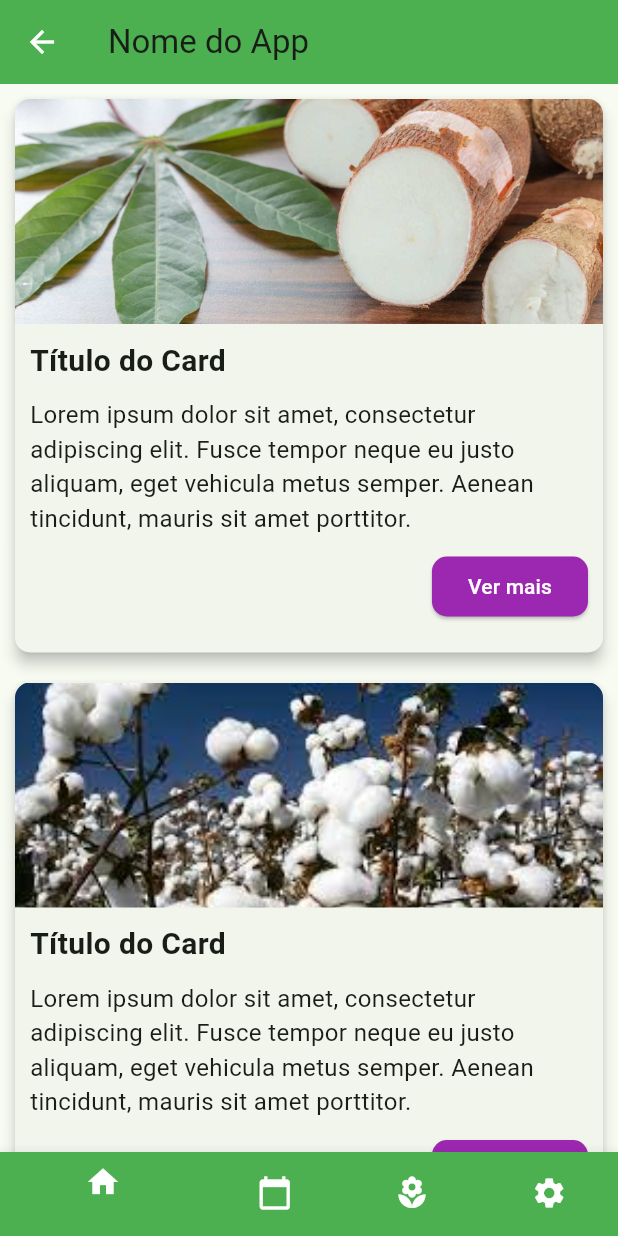
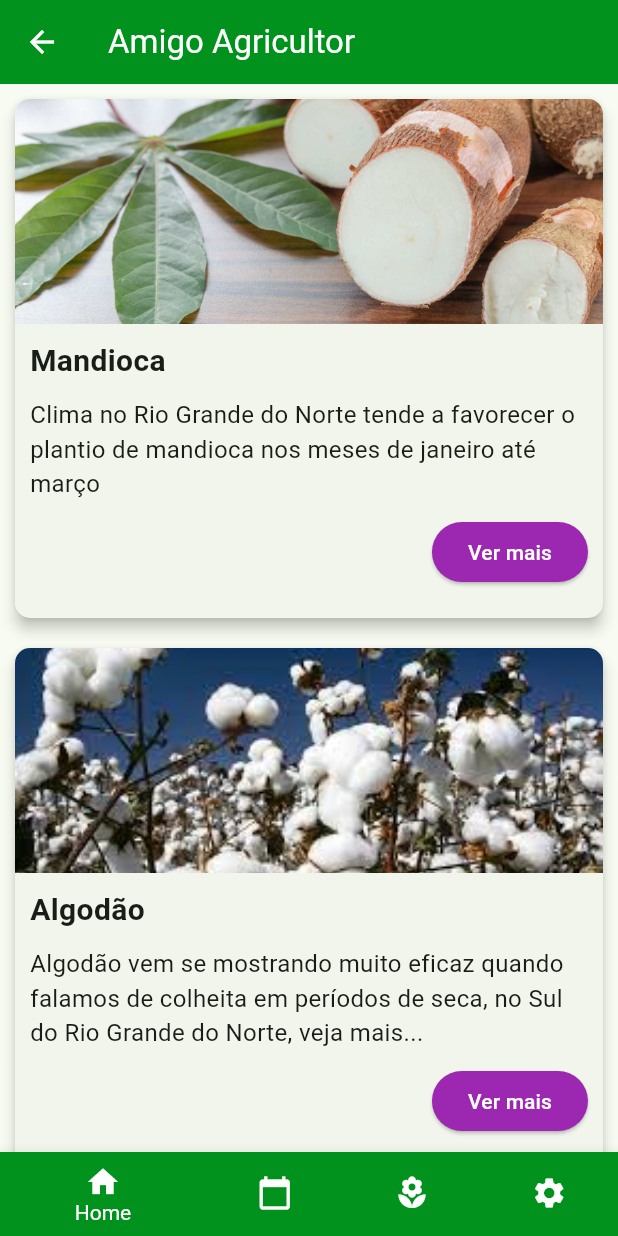
Before and after one commit to Israel-Silvestre/saar, a Flutter app: the HomePage screen opened directly, on a phone screen of 412 x 824 dp. Run offline on Flutter 3.47's test engine with Material 2 defaults, Android fonts, the phone set to English and light mode, and no system bars.

Commit message:
Mudança na App bar e nas cores do app Cards com construtor e requisição de parâmetros Corretos

```diff
--- a/lib/Pages/Fragments/custom_card_widget.dart
+++ b/lib/Pages/Fragments/custom_card_widget.dart
@@ -2,8 +2,10 @@ import 'package:flutter/material.dart';
 
 class CustomCardWidget extends StatelessWidget {
   final String imagePath; // Parâmetro para o caminho da imagem
+  final String Title;
+  final String Description;
 
-  CustomCardWidget({required this.imagePath});
+  CustomCardWidget({required this.imagePath, required this.Title, required this.Description});
 
   @override
   Widget build(BuildContext context) {
@@ -31,24 +33,22 @@ class CustomCardWidget extends StatelessWidget {
             ),
           ),
           // Espaço para o título
-          const Padding(
+           Padding(
             padding: EdgeInsets.all(10),
             child: Text(
-              'Título do Card',
-              style: TextStyle(
+              '$Title',
+              style: const TextStyle(
                 fontSize: 20,
                 fontWeight: FontWeight.bold,
               ),
             ),
           ),
           // Espaço para o texto
-          const Padding(
+           Padding(
             padding: EdgeInsets.symmetric(horizontal: 10),
             child: Text(
-              'Lorem ipsum dolor sit amet, consectetur adipiscing elit. '
-                  'Fusce tempor neque eu justo aliquam, eget vehicula metus semper. '
-                  'Aenean tincidunt, mauris sit amet porttitor.',
-              style: TextStyle(
+              '$Description',
+              style: const TextStyle(
                 fontSize: 16,
               ),
             ),
@@ -63,9 +63,9 @@ class CustomCardWidget extends StatelessWidget {
                   // Lógica para o botão "Ver mais" aqui
                 },
                 style: ElevatedButton.styleFrom(
-                  primary: Colors.purple,
+                  backgroundColor: Colors.purple,
                   shape: RoundedRectangleBorder(
-                    borderRadius: BorderRadius.circular(10),
+                    borderRadius: BorderRadius.circular(20),
                   ),
                 ),
                 child: const Text('Ver mais', style: TextStyle(color: Colors.white)),
--- a/lib/Pages/homepage.dart
+++ b/lib/Pages/homepage.dart
@@ -31,14 +31,20 @@ class _HomePageState extends State<HomePage> {
   Widget build(BuildContext context) {
     return Scaffold(
       appBar: AppBar(
-        title: const Text('Nome do App'),
-        backgroundColor: Colors.green, // Cor de fundo da AppBar
+        title: Text(
+          'Amigo Agricultor',
+          style: TextStyle(
+            fontFamily: 'Roboto', // Defina a fonte Roboto
+            color: Colors.white, // Cor do texto como branco
+          ),
+        ),
+        backgroundColor: const Color(0xFF00921D), // Cor de fundo da AppBar (hexadecimal)
         iconTheme: const IconThemeData(color: Colors.white), // Cor dos ícones da AppBar
       ),
       body: _pages[_selectedIndex], // Mostra a página correspondente à opção selecionada
       bottomNavigationBar: Theme(
         data: ThemeData(
-          canvasColor: Colors.green, // Cor de fundo da BottomNavigationBar
+          canvasColor: const Color(0xFF00921D), // Cor de fundo da BottomNavigationBar
         ),
         child: BottomNavigationBar(
           items: const [
@@ -52,7 +58,7 @@ class _HomePageState extends State<HomePage> {
             ),
             BottomNavigationBarItem(
               icon: Icon(Icons.local_florist, color: Colors.white), // Ícone branco
-              label: 'Fruta',
+              label: 'Cultura',
             ),
             BottomNavigationBarItem(
               icon: Icon(Icons.settings, color: Colors.white), // Ícone branco
@@ -60,7 +66,7 @@ class _HomePageState extends State<HomePage> {
             ),
           ],
           currentIndex: _selectedIndex,
-          selectedItemColor: Colors.green, // Cor do item selecionado (ícone)
+          selectedItemColor: Colors.white, // Cor do item selecionado (ícone)
           onTap: _onItemTapped, // Callback quando um item é pressionado
         ),
       ),
@@ -80,8 +86,18 @@ class HomeFragment extends StatelessWidget {
   Widget build(BuildContext context) {
     return ListView(
       children: [
-        CustomCardWidget(imagePath: 'assets/Cards/mandioca.png'), // Adicione o widget personalizado aqui
-        CustomCardWidget(imagePath: 'assets/Cards/algodao.png'),
+        CustomCardWidget(
+          imagePath: 'assets/Cards/mandioca.png',
+          Title: 'Mandioca',
+          Description:
+          'Clima no Rio Grande do Norte tende a favorecer o plantio de mandioca nos meses de janeiro até março',
+        ), // Adicione o widget personalizado aqui
+        CustomCardWidget(
+          imagePath: 'assets/Cards/algodao.png',
+          Title: 'Algodão',
+          Description:
+          'Algodão vem se mostrando muito eficaz quando falamos de colheita em períodos de seca, no Sul do Rio Grande do Norte, veja mais...',
+        ),
         // Adicione mais instâncias do widget personalizado, se necessário
       ],
     );
```
